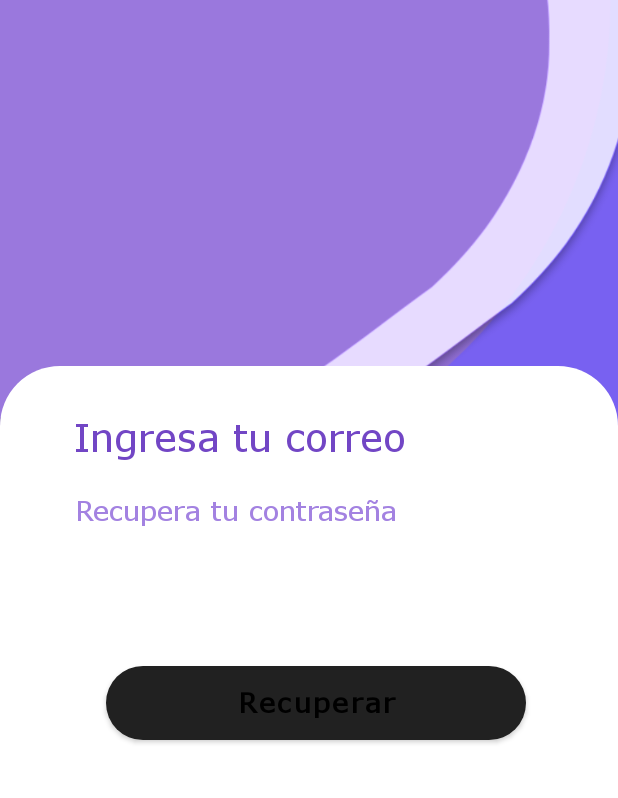
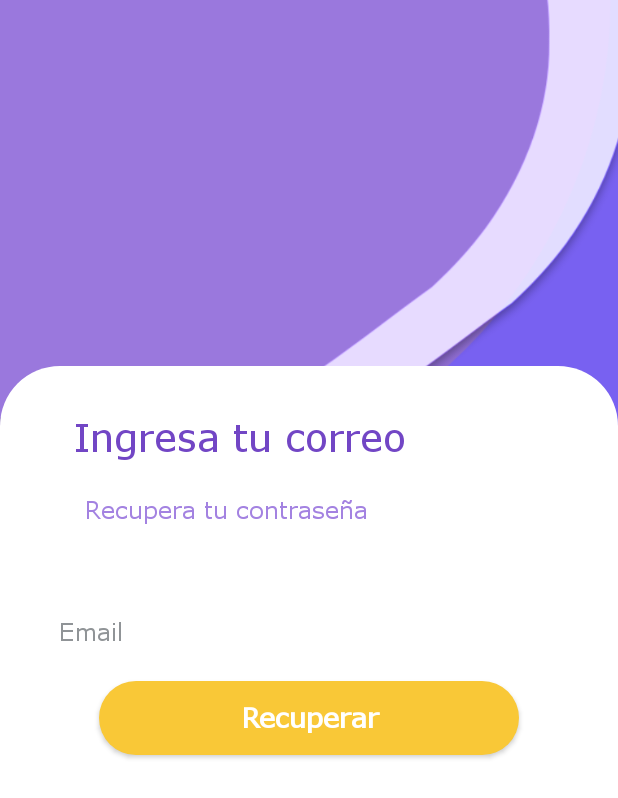
Before and after one commit to AndyJmnzEsp/FindMe_Proyecto, an Android app: the ResetContrasenia screen opened directly, with no data from a screen before it, on a phone screen of 412 x 824 dp. Shown: the top 798 px of the screen. Run offline under Robolectric (Android 15) with nearby library versions, the phone set to English and light mode, and no system bars; our stand-ins replace Firebase (no records; nobody signed in at launch, a user with empty details on screens opened directly).

Commit message:
Login y reset Contraseña
Login y enviar correo de resetear contraseña esperemos jale todo

```diff
--- a/app/src/main/AndroidManifest.xml
+++ b/app/src/main/AndroidManifest.xml
@@ -36,6 +36,9 @@
         <activity android:name=".VerificacionActivity"></activity>
         <activity android:name=".TerminosYCondicionesActivity"></activity>
         <activity android:name=".VerifyActivity"></activity>
+        <activity android:name=".PrincipalMuroActivity"></activity>
+        <activity android:name=".ResetContrasenia"></activity>
+
     </application>
 
 
--- a/app/src/main/java/com/example/findme/ResetContrasenia.java
+++ b/app/src/main/java/com/example/findme/ResetContrasenia.java
@@ -1,10 +1,14 @@
 package com.example.findme;
 
+import android.app.ProgressDialog;
 import android.content.Intent;
 import android.content.pm.ActivityInfo;
 import android.os.Bundle;
 import android.util.Patterns;
 import android.view.View;
+import android.widget.Button;
+import android.widget.EditText;
+import android.widget.ProgressBar;
 import android.widget.Toast;
 
 import androidx.annotation.NonNull;
@@ -18,67 +22,67 @@ import com.google.firebase.auth.FirebaseAuth;
 
 public class ResetContrasenia extends AppCompatActivity {
 
-    /*MaterialButton recuperarBoton;
-    TextInputEditText emailEditText;*/
+    private Button recuperarBoton;
+    private EditText emailEditText;
+    private String email  = "";
+    private FirebaseAuth mAuth;
+    private ProgressDialog mDialog;
+
     @Override
     protected void onCreate(Bundle savedInstanceState) {
         setRequestedOrientation(ActivityInfo.SCREEN_ORIENTATION_PORTRAIT);
         super.onCreate(savedInstanceState);
         setContentView(R.layout.activity_reset_contrasenia);
 
-        /*recuperarBoton = findViewById(R.id.recuperarButton);
-        emailEditText = findViewById(R.id.email);
+        mAuth = FirebaseAuth.getInstance();
+        mDialog = new ProgressDialog(this);
+
+        recuperarBoton = findViewById(R.id.recuperar);
+        emailEditText = (EditText) findViewById(R.id.emailrecuperarpass);
+
         recuperarBoton.setOnClickListener(new View.OnClickListener() {
             @Override
             public void onClick(View v) {
-                validate();
+                //Obtenemos el texto que el usuario ingreso y lo convertimos a string
+                email = emailEditText.getText().toString();
+
+                //Realizamos una validacion para saber si esta vacio
+                if(!email.isEmpty()) {
+                    //Mostramos el progreso en una barra de proceso
+                    mDialog.setMessage("Espera un momento... :)");
+                    mDialog.setCanceledOnTouchOutside(false);
+                    mDialog.show();
+                    //Llamamos a la funcion ya que si hay información
+                    resetpassword();
+                }
+                else {
+                    //Notificamos al usuario que hubo un problema
+                    Toast.makeText(ResetContrasenia.this, "Debe ingresar un correo email", Toast.LENGTH_SHORT).show();
+                }
             }
-        });*/
+        });
     }
 
+    public void resetpassword () {
 
+        //Establecemos el idioma en el que se enviara el correo
+        mAuth.setLanguageCode("es");
 
-    /*public void validate () {
-        String email = emailEditText.getText().toString().trim();
-
-        if(email.isEmpty() || !Patterns.EMAIL_ADDRESS.matcher(email).matches()) {
-            emailEditText.setError("Correo Invalido");
-            return;
-        }
-        sendEmail(email);
-
-
-    }
-    //Metodo para el caso dee que el usuario presione la tecla de regresar o la flecha
-    @Override
-    public void onBackPressed() {
-        super.onBackPressed();
-
-        Intent intent = new Intent(ResetContrasenia.this, LoginActivity.class);
-        startActivity(intent);
-        finish();
+        //Metodo para enviar email con parametro email en tipo texto
+        mAuth.sendPasswordResetEmail(email).addOnCompleteListener(new OnCompleteListener<Void>() {
+            @Override
+            public void onComplete(@NonNull Task<Void> task) {
+                //Si la contraseña se envio exitosamente
+                if (task.isSuccessful()) {
+                    Toast.makeText(ResetContrasenia.this, "Se envio el correo exitosamente, reestablece tu contraseña", Toast.LENGTH_SHORT).show();
+                }
+                //Si ocurrio algo que no permitio que se enviara correctamente
+                else{
+                    Toast.makeText(ResetContrasenia.this, "Ocurrio un error al enviar el correo, intenta de nuevo", Toast.LENGTH_SHORT).show();
+                }
+                mDialog.dismiss();
+            }
+        });
     }
 
-    public void sendEmail(String email) {
-        FirebaseAuth auth = FirebaseAuth.getInstance();
-        String emailAddress = email;
-
-        auth.sendPasswordResetEmail(emailAddress)
-                .addOnCompleteListener(new OnCompleteListener<Void>() {
-                    @Override
-                    public void onComplete(@NonNull Task<Void> task) {
-                        if(task.isSuccessful()) {
-                            Toast.makeText(ResetContrasenia.this, "Correo exitosamente enviado", Toast.LENGTH_SHORT).show();
-                            Intent intent = new Intent(ResetContrasenia.this, LoginActivity.class);
-                            startActivity(intent);
-                            finish();
-                        }
-                        else  {
-                            Toast.makeText(ResetContrasenia.this, "Correo Invalido", Toast.LENGTH_SHORT).show();
-
-                        }
-                    }
-                });
-    }*/
-
 }
--- a/app/src/main/res/layout/activity_login.xml
+++ b/app/src/main/res/layout/activity_login.xml
@@ -65,7 +65,6 @@
             android:textColor="#707070"
             android:textSize="18dp"
             android:textCursorDrawable="@null"
-            android:inputType="textCapSentences"
             app:layout_constraintBottom_toBottomOf="parent"
             app:layout_constraintEnd_toEndOf="parent"
             app:layout_constraintHorizontal_bias="0.581"
@@ -115,6 +114,7 @@
             android:textAllCaps="false"
             android:textColor="#A488D8"
             android:textSize="12dp"
+            android:onClick="DontHaveAccountLogin"
             app:layout_constraintBottom_toBottomOf="parent"
             app:layout_constraintEnd_toEndOf="parent"
             app:layout_constraintHorizontal_bias="0.498"
@@ -137,6 +137,7 @@
             app:passwordToggleTint="#707070">
 
             <com.google.android.material.textfield.TextInputEditText
+                android:id="@+id/ContraseñaL"
                 android:layout_width="match_parent"
                 android:layout_height="30dp"
                 android:background="@drawable/custom_edit_text"
--- a/app/src/main/res/layout/activity_reset_contrasenia.xml
+++ b/app/src/main/res/layout/activity_reset_contrasenia.xml
@@ -28,7 +28,6 @@
         app:layout_constraintStart_toStartOf="parent"
         app:layout_constraintTop_toTopOf="parent">
 
-
         <TextView
             android:id="@+id/textView"
             android:layout_width="wrap_content"
@@ -45,12 +44,13 @@
             app:layout_constraintVertical_bias="0.068" />
 
         <TextView
+
             android:layout_width="wrap_content"
             android:layout_height="wrap_content"
             android:fontFamily="@font/verdana"
             android:text="Recupera tu contraseña"
             android:textColor="#A382E1"
-            android:textSize="18dp"
+            android:textSize="16dp"
             app:layout_constraintBottom_toBottomOf="parent"
             app:layout_constraintEnd_toEndOf="parent"
             app:layout_constraintHorizontal_bias="0.253"
@@ -58,8 +58,8 @@
             app:layout_constraintTop_toTopOf="parent"
             app:layout_constraintVertical_bias="0.181" />
 
-        <com.google.android.material.textfield.TextInputLayout
-            android:id="@+id/email"
+        <EditText
+            android:id="@+id/emailrecuperarpass"
             android:layout_width="300dp"
             android:layout_height="45dp"
             android:background="@drawable/custom_edit_text"
@@ -70,28 +70,29 @@
             android:textSize="16dp"
             app:layout_constraintBottom_toBottomOf="parent"
             app:layout_constraintEnd_toEndOf="parent"
-            app:layout_constraintHorizontal_bias="0.45"
+            app:layout_constraintHorizontal_bias="0.306"
             app:layout_constraintStart_toStartOf="parent"
             app:layout_constraintTop_toTopOf="parent"
-            app:layout_constraintVertical_bias="0.286" />
+            app:layout_constraintVertical_bias="0.349" />
 
-        <com.google.android.material.button.MaterialButton
-            android:id="@+id/recuperarButton"
+        <Button
+            android:id="@+id/recuperar"
             android:layout_width="280dp"
             android:layout_height="49dp"
             android:background="@drawable/custom_button_orange"
             android:fontFamily="@font/verdana"
+            android:onClick="Muro"
             android:text="Recuperar"
             android:textAllCaps="false"
+            android:textColor="#FFFF"
             android:textSize="18dp"
             android:textStyle="bold"
             app:layout_constraintBottom_toBottomOf="parent"
             app:layout_constraintEnd_toEndOf="parent"
-            app:layout_constraintHorizontal_bias="0.534"
+            app:layout_constraintHorizontal_bias="0.5"
             app:layout_constraintStart_toStartOf="parent"
             app:layout_constraintTop_toTopOf="parent"
-            app:layout_constraintVertical_bias="0.454" />
-
+            app:layout_constraintVertical_bias="0.477" />
 
     </androidx.constraintlayout.widget.ConstraintLayout>
 
```
Also changed, not shown: app/build.gradle (+5 -2 lines), app/src/main/java/com/example/findme/CheckInActivity.java (+7 -6 lines), app/src/main/java/com/example/findme/LoginActivity.java (+56 -2 lines), app/src/main/java/com/example/findme/PrincipalMuroActivity.java (+25 -0 lines), app/src/main/res/layout/activity_principal_muro.xml (+31 -18 lines), build.gradle (+4 -4 lines), gradle/wrapper/gradle-wrapper.properties.
